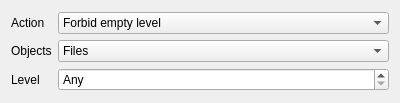
This is emptyvalwidget.ui in Kuszki/K-Tree-Tools as Qt 5 draws it before an edit. The edited form follows.
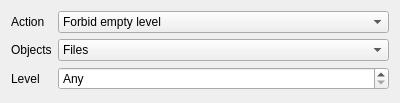
This is the edited form. Icons and pictures are not drawn.

What changed in the file:
```diff
--- a/emptyvalwidget.ui
+++ b/emptyvalwidget.ui
@@ -28,7 +28,7 @@
     <set>Qt::AlignLeading|Qt::AlignLeft|Qt::AlignVCenter</set>
    </property>
    <property name="formAlignment">
-    <set>Qt::AlignLeading|Qt::AlignLeft|Qt::AlignVCenter</set>
+    <set>Qt::AlignLeading|Qt::AlignLeft|Qt::AlignTop</set>
    </property>
    <item row="0" column="0">
     <widget class="QLabel" name="actionLabel">
```
Left out of the diff: 8 changed lines with no effect on the pictures.
